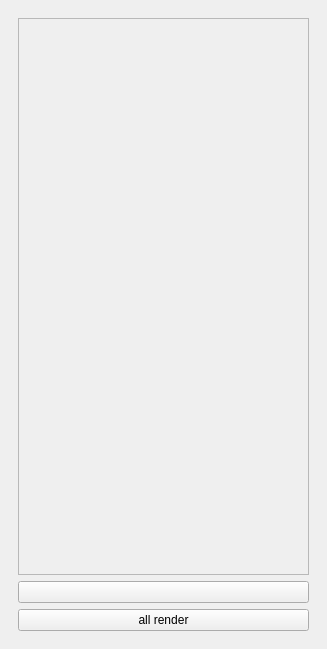
Above: ai_panel.ui from alekssworm/ai_editor_images before the change. Below: the same form after it.
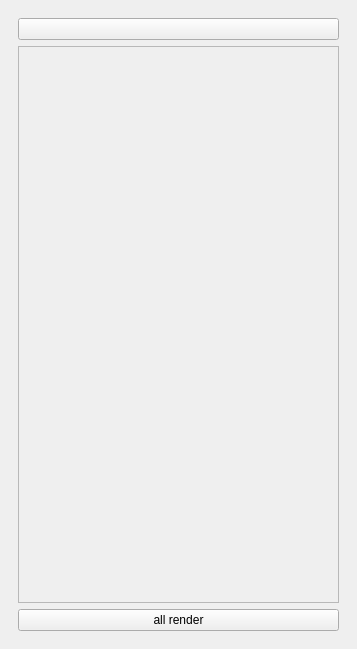
That is the form after the change. Icons and pictures are not drawn.

Diff of the .ui file:
```diff
--- a/ai_panel.ui
+++ b/ai_panel.ui
@@ -6,7 +6,7 @@
    <rect>
     <x>0</x>
     <y>0</y>
-    <width>327</width>
+    <width>357</width>
     <height>649</height>
    </rect>
   </property>
@@ -18,23 +18,6 @@
     <item>
      <widget class="QWidget" name="widget" native="true">
       <layout class="QVBoxLayout" name="verticalLayout_2">
-       <item>
-        <widget class="QScrollArea" name="scrollArea">
-         <property name="widgetResizable">
-          <bool>true</bool>
-         </property>
-         <widget class="QWidget" name="scrollAreaWidgetContents">
-          <property name="geometry">
-           <rect>
-            <x>0</x>
-            <y>0</y>
-            <width>289</width>
-            <height>495</height>
-           </rect>
-          </property>
-         </widget>
-        </widget>
-       </item>
        <item>
         <layout class="QVBoxLayout" name="verticalLayout">
          <item>
@@ -60,6 +43,23 @@
            </property>
           </widget>
          </item>
+         <item>
+          <widget class="QScrollArea" name="scrollArea">
+           <property name="widgetResizable">
+            <bool>true</bool>
+           </property>
+           <widget class="QWidget" name="scrollAreaWidgetContents">
+            <property name="geometry">
+             <rect>
+              <x>0</x>
+              <y>0</y>
+              <width>317</width>
+              <height>495</height>
+             </rect>
+            </property>
+           </widget>
+          </widget>
+         </item>
          <item>
           <widget class="QPushButton" name="all_render">
            <property name="sizePolicy">
```
